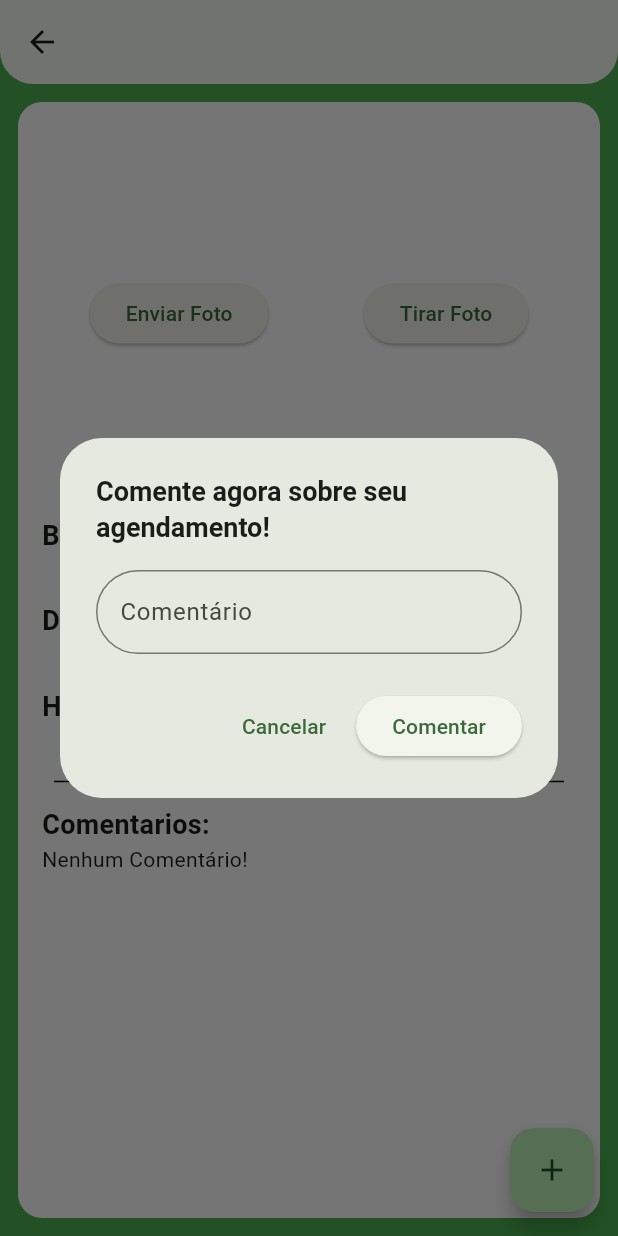
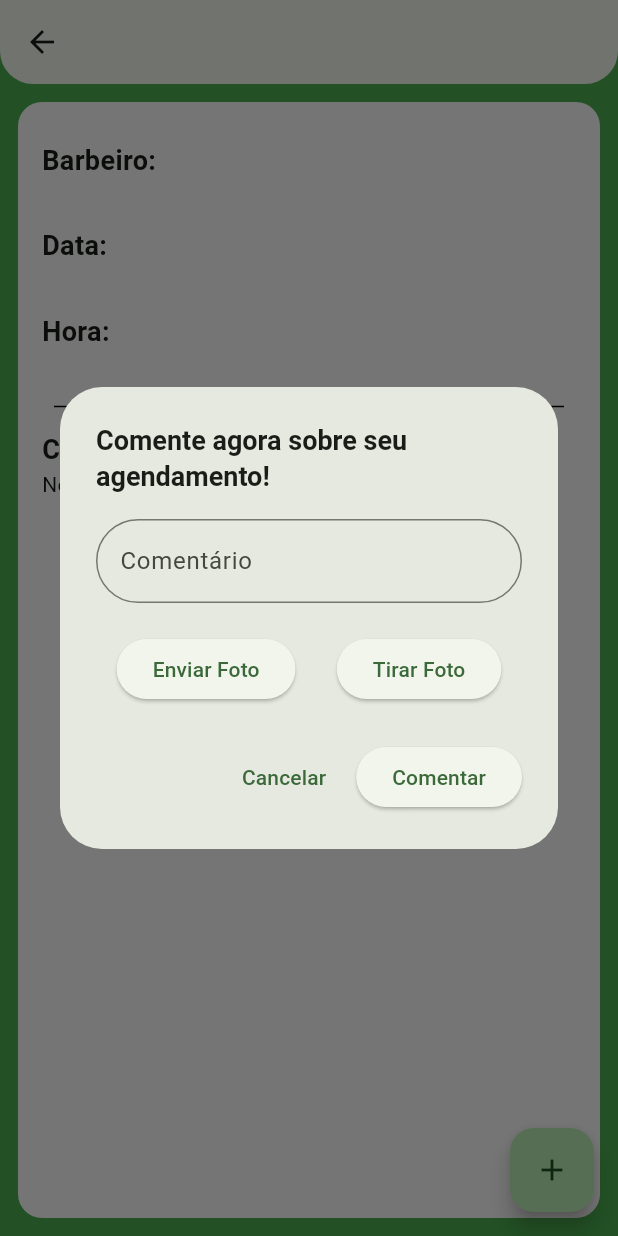
Before and after one commit to NicolasStorti/barber-flutter, a Flutter app: the AgendamentoScreen screen opened directly with empty values, after a tap on the "add" icon, on a phone screen of 412 x 824 dp. Run offline on Flutter 3.47's test engine with Material 3 defaults, Android fonts, the phone set to English and light mode, and no system bars; our stand-ins replace cloud_firestore, firebase_auth, firebase_core, firebase_storage, image_picker; accounts and stored records are empty; generated files the repository leaves out were written again.

Commit message:
Mudança nos botões de enviar foto

```diff
--- a/lib/components/comendario_dialog.dart
+++ b/lib/components/comendario_dialog.dart
@@ -1,16 +1,60 @@
+import 'dart:io';
+import 'package:flutter/material.dart';
+import 'package:image_picker/image_picker.dart';
+import 'package:intl/intl.dart';
+import 'package:uuid/uuid.dart';
 import 'package:barbearia/components/snackbar.dart';
 import 'package:barbearia/models/comentario.dart';
 import 'package:barbearia/services/comentario_services.dart';
-import 'package:flutter/material.dart';
-import 'package:intl/intl.dart';
-import 'package:uuid/uuid.dart';
+import 'package:barbearia/services/image_services.dart';
 
 Future<dynamic> showDialogComentario(BuildContext context,
-    {required String idAgendamento, Comentario? comentario}) {
+    {required String idAgendamento, Comentario? comentario, required ImageServices imageServices}) {
   TextEditingController comentarioController = TextEditingController();
+  late File? _imagemEnviada;
 
-  if (comentario != null) {
-    comentarioController.text = comentario.comentario;
+  Future<void> _enviarFoto() async {
+    final picker = ImagePicker();
+    final pickedFile = await picker.pickImage(source: ImageSource.gallery);
+    if (pickedFile != null) {
+      // setState(() {
+      _imagemEnviada = File(pickedFile.path);
+      // });
+
+      File imageFile = File(pickedFile.path);
+      try {
+        String imageUrl = await imageServices.addImage(
+          idAgendamento: idAgendamento,
+          imageFile: imageFile,
+        );
+
+        print('Imagem enviada com sucesso! URL: $imageUrl');
+      } catch (e) {
+        print('Erro ao enviar imagem: $e');
+      }
+    }
+  }
+
+  Future<void> _tirarFoto() async {
+    final picker = ImagePicker();
+    final pickedFile = await picker.pickImage(source: ImageSource.camera);
+    if (pickedFile != null) {
+      // setState(() {
+      _imagemEnviada = File(pickedFile.path);
+      // });
+
+      File imageFile = File(pickedFile.path);
+      try {
+        String imageUrl = await imageServices.addImage(
+          idAgendamento: idAgendamento,
+          imageFile: imageFile,
+        );
+
+        print('Imagem tirada com sucesso! URL: $imageUrl');
+      } catch (e) {
+        print('Erro ao tirar imagem: $e');
+      }
+    }
   }
 
   return showDialog(
@@ -24,7 +68,10 @@ Future<dynamic> showDialogComentario(BuildContext context,
             fontWeight: FontWeight.bold,
           ),
         ),
-        content: TextFormField(
+        content: Column(
+          mainAxisSize: MainAxisSize.min,
+          children: [
+            TextFormField(
               controller: comentarioController,
               decoration: const InputDecoration(
                 labelText: 'Comentário',
@@ -39,6 +86,22 @@ Future<dynamic> showDialogComentario(BuildContext context,
                 }
                 return null;
               },
+            ),
+            const SizedBox(height: 20),
+            Row(
+              mainAxisAlignment: MainAxisAlignment.spaceAround,
+              children: [
+                ElevatedButton(
+                  onPressed: _enviarFoto,
+                  child: const Text("Enviar Foto"),
+                ),
+                ElevatedButton(
+                  onPressed: _tirarFoto,
+                  child: const Text("Tirar Foto"),
+                ),
+              ],
+            ),
+          ],
         ),
         actions: [
           TextButton(
--- a/lib/screens/agendamento_screen.dart
+++ b/lib/screens/agendamento_screen.dart
@@ -3,15 +3,16 @@ import 'package:barbearia/models/agendamento.dart';
 import 'package:barbearia/components/comendario_dialog.dart';
 import 'package:barbearia/models/comentario.dart';
 import 'package:barbearia/services/comentario_services.dart';
+import 'package:barbearia/services/image_services.dart'; // Importe adicionado para _imageServices
 import 'package:cloud_firestore/cloud_firestore.dart';
 import 'package:flutter/material.dart';
 import 'package:image_picker/image_picker.dart';
-import 'package:barbearia/services/image_services.dart';
 
 class AgendamentoScreen extends StatefulWidget {
   final Agendamento agendamento;
 
-  const AgendamentoScreen({super.key, required this.agendamento});
+  const AgendamentoScreen({Key? key, required this.agendamento})
+      : super(key: key);
 
   @override
   _AgendamentoScreenState createState() => _AgendamentoScreenState();
@@ -20,13 +21,16 @@ class AgendamentoScreen extends StatefulWidget {
 class _AgendamentoScreenState extends State<AgendamentoScreen> {
   late File? _imagemEnviada;
   final ComentarioServices _comentarioServices = ComentarioServices();
-  final ImageServices _imageServices = ImageServices();
+  final ImageServices _imageServices =
+      ImageServices(); // Instância de ImageServices adicionada
   late Stream<QuerySnapshot<Map<String, dynamic>>> _imageStream;
+
   @override
   void initState() {
     super.initState();
     _imagemEnviada = null;
-    _imageStream = _imageServices.connectStreamImages(idAgendamento: widget.agendamento.id);
+    _imageStream = _imageServices.connectStreamImages(
+        idAgendamento: widget.agendamento.id);
   }
 
   Future<void> _enviarFoto(BuildContext context) async {
@@ -47,28 +51,6 @@ class _AgendamentoScreenState extends State<AgendamentoScreen> {
         print('Imagem enviada com sucesso! URL: $imageUrl');
       } catch (e) {
         print('Erro ao enviar imagem: $e');
-      }
-    }
-  }
-
-  Future<void> _tirarFoto(BuildContext context) async {
-    final picker = ImagePicker();
-    final pickedFile = await picker.pickImage(source: ImageSource.camera);
-    if (pickedFile != null) {
-      setState(() {
-        _imagemEnviada = File(pickedFile.path);
-      });
-
-      File imageFile = File(pickedFile.path);
-      try {
-        String imageUrl = await _imageServices.addImage(
-          idAgendamento: widget.agendamento.id,
-          imageFile: imageFile,
-        );
-
-        print('Imagem tirada com sucesso! URL: $imageUrl');
-      } catch (e) {
-        print('Erro ao tirar imagem: $e');
       }
     }
   }
@@ -98,7 +80,9 @@ class _AgendamentoScreenState extends State<AgendamentoScreen> {
       ),
       floatingActionButton: FloatingActionButton(
         onPressed: () {
-          showDialogComentario(context, idAgendamento: widget.agendamento.id);
+          showDialogComentario(context,
+              idAgendamento: widget.agendamento.id,
+              imageServices: _imageServices);
         },
         child: const Icon(Icons.add),
       ),
@@ -141,25 +125,6 @@ class _AgendamentoScreenState extends State<AgendamentoScreen> {
                     }
                   }
                 },
-              ),
-              Visibility(
-                visible: _imagemEnviada == null,
-                child: SizedBox(
-                  height: 250,
-                  child: Row(
-                    mainAxisAlignment: MainAxisAlignment.spaceAround,
-                    children: [
-                      ElevatedButton(
-                        onPressed: () => _enviarFoto(context),
-                        child: const Text("Enviar Foto"),
-                      ),
-                      ElevatedButton(
-                        onPressed: () => _tirarFoto(context),
-                        child: const Text("Tirar Foto"),
-                      ),
-                    ],
-                  ),
-                ),
               ),
               const SizedBox(
                 height: 10,
@@ -247,7 +212,7 @@ class _AgendamentoScreenState extends State<AgendamentoScreen> {
                                       showDialogComentario(
                                         context,
                                         idAgendamento: widget.agendamento.id,
-                                        comentario: comentarioAgora,
+                                        comentario: comentarioAgora, imageServices: _imageServices,
                                       );
                                     },
                                     icon: const Icon(Icons.edit),
@@ -265,8 +230,10 @@ class _AgendamentoScreenState extends State<AgendamentoScreen> {
                                           label: "Remover",
                                           textColor: Colors.white,
                                           onPressed: () {
-                                            _comentarioServices.removerComentario(
-                                              agendamentoId: widget.agendamento.id,
+                                            _comentarioServices
+                                                .removerComentario(
+                                              agendamentoId:
+                                                  widget.agendamento.id,
                                               comentarioId: comentarioAgora.id,
                                             );
                                           },
```
Lines whose indentation alone changed are shown as unchanged.
